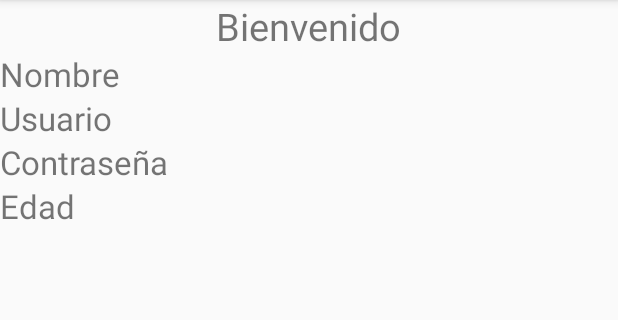
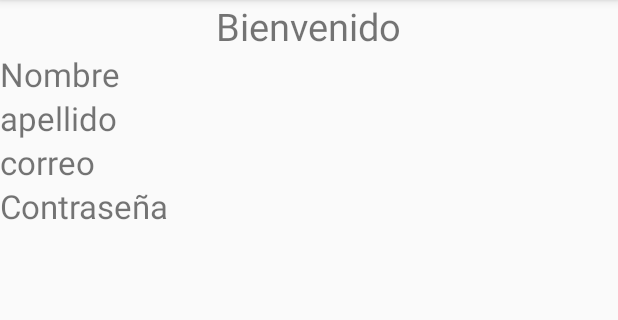
Before and after one commit to lhumeau/EIDA, an Android app: the Usuario screen opened directly, with no data from a screen before it, on a phone screen of 412 x 824 dp, the part 84-404 px from its top. Run offline under Robolectric (Android 15) with nearby library versions, the light colour scheme and no system bars.

Commit message:
Con todos los arreglos necesarios para que el activity Register funcione de manera correcta

```diff
--- a/app/src/main/java/hynit/eida/LoginRequest.java
+++ b/app/src/main/java/hynit/eida/LoginRequest.java
@@ -19,7 +19,7 @@ public class LoginRequest extends StringRequest {
     public LoginRequest(String correo,String contrasena, Response.Listener<String> listener){
         super(Request.Method.POST,LOGIN_REQUEST_URL,listener,null);
         params= new HashMap<>();
-        params.put("Correo",correo);
+        params.put("correo", correo);
         params.put("contrasena",contrasena);
 
 
--- a/app/src/main/java/hynit/eida/Usuario.java
+++ b/app/src/main/java/hynit/eida/Usuario.java
@@ -1,13 +1,34 @@
 package hynit.eida;
 
+import android.content.Intent;
 import android.support.v7.app.AppCompatActivity;
 import android.os.Bundle;
+import android.widget.TextView;
 
 public class Usuario extends AppCompatActivity {
+    TextView tvUsuario, tvApellido, tvCorreo, tvContrasena;
 
     @Override
     protected void onCreate(Bundle savedInstanceState) {
         super.onCreate(savedInstanceState);
         setContentView(R.layout.activity_usuario);
+
+        tvUsuario = (TextView) findViewById(R.id.TextV_Nombre);
+        tvApellido = (TextView) findViewById(R.id.TextV_Apellido);
+        tvCorreo = (TextView) findViewById(R.id.TextV_Correo);
+        tvContrasena = (TextView) findViewById(R.id.TextV_Contrasena);
+
+        Intent intent = getIntent();
+        String nombre = intent.getStringExtra("nombre");
+        String apellido = intent.getStringExtra("apellido");
+        String correo = intent.getStringExtra("correo");
+        String contrasena = intent.getStringExtra("contrasena");
+        //Aplicamos nombre a las variables Text View en este activity
+
+        tvUsuario.setText(nombre);
+        tvApellido.setText(apellido);
+        tvCorreo.setText(correo);
+        tvContrasena.setText(contrasena);
+
     }
 }
--- a/app/src/main/res/layout/activity_usuario.xml
+++ b/app/src/main/res/layout/activity_usuario.xml
@@ -4,17 +4,39 @@
     xmlns:tools="http://schemas.android.com/tools"
     android:layout_width="match_parent"
     android:layout_height="match_parent"
+    android:orientation="vertical"
     tools:context="hynit.eida.Usuario"
-    android:orientation="vertical"
     >
     <TextView
         android:layout_width="wrap_content"
         android:layout_height="wrap_content"
+        android:layout_gravity="center"
         android:text="Bienvenido"
         android:textSize="25sp"
-        android:layout_gravity="center"
 
         />
+
+    <LinearLayout
+        android:layout_width="match_parent"
+        android:layout_height="wrap_content"
+        android:orientation="horizontal">
+
+        <TextView
+            android:layout_width="match_parent"
+            android:layout_height="wrap_content"
+            android:text="Nombre"
+            android:textSize="22sp" />
+
+
+        <TextView
+            android:id="@+id/TextV_Nombre"
+            android:layout_width="match_parent"
+            android:layout_height="wrap_content"
+            android:text=""
+            android:textSize="22sp" />
+
+
+    </LinearLayout>
 
     <LinearLayout
         android:layout_width="match_parent"
@@ -24,13 +46,13 @@
         <TextView
             android:layout_width="match_parent"
             android:layout_height="wrap_content"
-            android:text="Nombre"
+            android:text="apellido"
             android:textSize="22sp"
             />
 
         <TextView
-            android:id="@+id/TextV_Nombre"
-            android:layout_width="match_parent"
+            android:id="@+id/TextV_Apellido"
+            android:layout_width="wrap_content"
             android:layout_height="wrap_content"
             android:text=""
             android:textSize="22sp"
@@ -47,13 +69,13 @@
         <TextView
             android:layout_width="match_parent"
             android:layout_height="wrap_content"
-            android:text="Usuario"
+            android:text="correo"
             android:textSize="22sp"
             />
 
         <TextView
-            android:id="@+id/TextV_Usuario"
-            android:layout_width="match_parent"
+            android:id="@+id/TextV_Correo"
+            android:layout_width="wrap_content"
             android:layout_height="wrap_content"
             android:text=""
             android:textSize="22sp"
@@ -75,31 +97,8 @@
             />
 
         <TextView
-            android:id="@+id/TextV_Password"
-            android:layout_width="match_parent"
-            android:layout_height="wrap_content"
-            android:text=""
-            android:textSize="22sp"
-            />
-
-
-
-    </LinearLayout>
-    <LinearLayout
-        android:layout_width="match_parent"
-        android:layout_height="wrap_content"
-        android:orientation="horizontal"
-        >
-        <TextView
-            android:layout_width="match_parent"
-            android:layout_height="wrap_content"
-            android:text="Edad"
-            android:textSize="22sp"
-            />
-
-        <TextView
-            android:id="@+id/TextV_Edad"
-            android:layout_width="match_parent"
+            android:id="@+id/TextV_Contrasena"
+            android:layout_width="wrap_content"
             android:layout_height="wrap_content"
             android:text=""
             android:textSize="22sp"
```
Also changed, not shown: app/src/main/java/hynit/eida/LoginActivity.java (+46 -5 lines).
